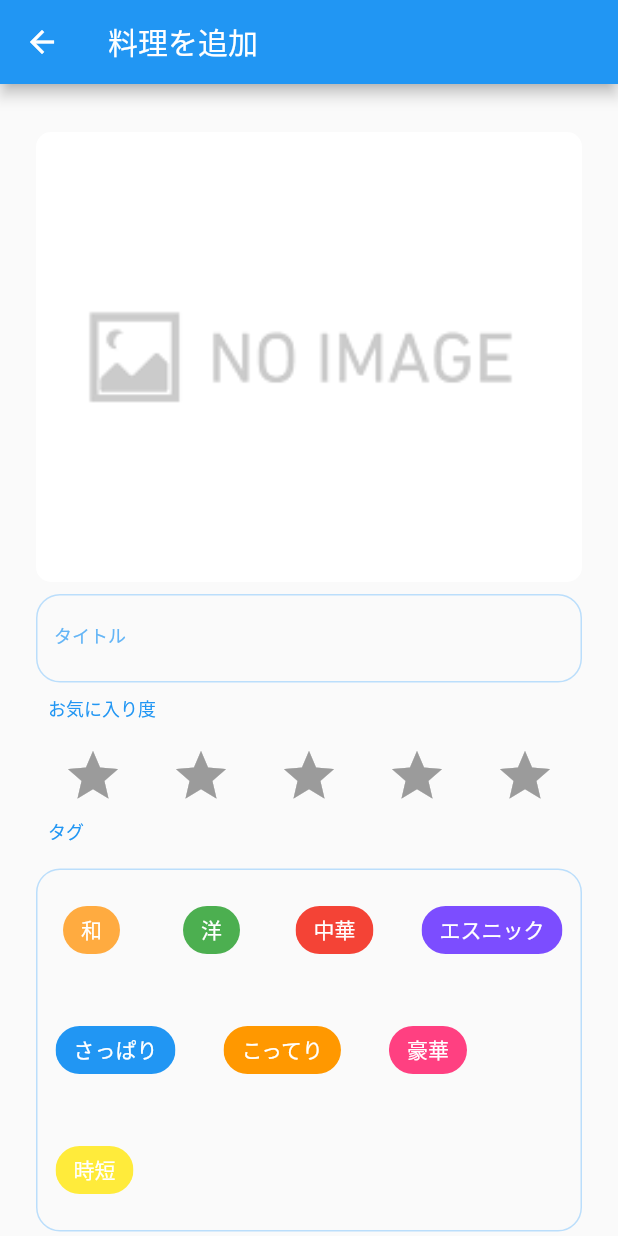
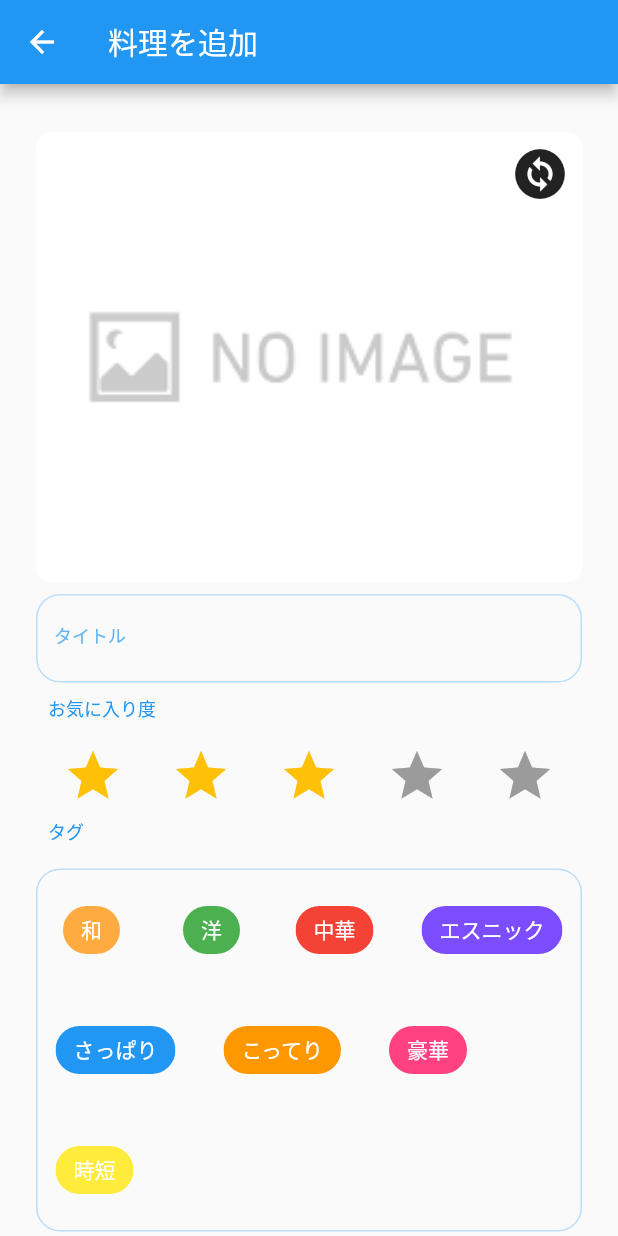
Before and after one commit to baekx/becos_kitchen, a Flutter app: the AddMenuScreen screen opened directly, on a phone screen of 412 x 824 dp. Run offline on Flutter 3.47's test engine with Material 2 defaults, Android fonts, the phone set to English and light mode, and no system bars; drawn by our look-alikes of flutter_rating_bar; our stand-ins replace cloud_firestore, firebase_core, freezed_annotation, image_picker; accounts and stored records are empty.

Commit message:
changeアイコン追加

```diff
--- a/lib/screen/add_menu/menu_image.dart
+++ b/lib/screen/add_menu/menu_image.dart
@@ -8,16 +8,28 @@ class MenuImage extends StatelessWidget {
 
   @override
   Widget build(BuildContext context) {
-    return SizedBox(
+    return Stack(children: [
+      SizedBox(
         width: double.infinity,
         height: 300,
         child: ClipRRect(
-          borderRadius: BorderRadius.all(Radius.circular(10)),
+            borderRadius: const BorderRadius.all(Radius.circular(10)),
             child: imagePath != null
                 ? Image(image: FileImage(imagePath!), fit: BoxFit.cover)
-              : Image(
+                : const Image(
                     image: AssetImage("assets/images/noImage.png"),
                     fit: BoxFit.cover)),
-    );
+      ),
+      const Align(
+        alignment: Alignment(1, -1),
+        child: Padding(
+          padding: EdgeInsets.all(8.0),
+          child: Icon(
+            Icons.change_circle,
+            size: 40,
+          ),
+        ),
+      )
+    ]);
   }
 }
--- a/lib/screen/add_menu/menu_rate.dart
+++ b/lib/screen/add_menu/menu_rate.dart
@@ -12,7 +12,7 @@ class MenuRate extends StatelessWidget {
                 Icons.star,
                 color: Colors.amber,
               ),
-          // itemPadding: EdgeInsets.only(left: 8.0),
+          initialRating: 3,
           itemPadding: EdgeInsets.symmetric(horizontal: 16.0),
           itemSize: 40.0,
           onRatingUpdate: (rating) {}),
```
Lines whose indentation alone changed are shown as unchanged.
